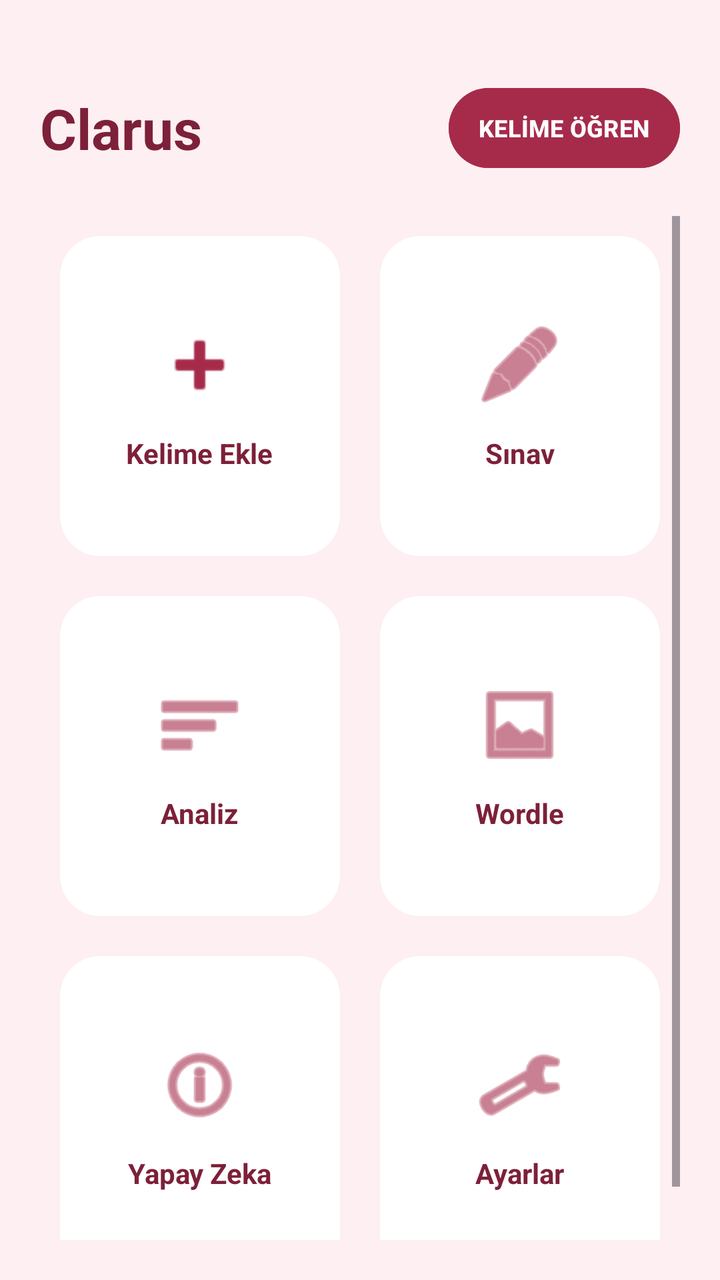
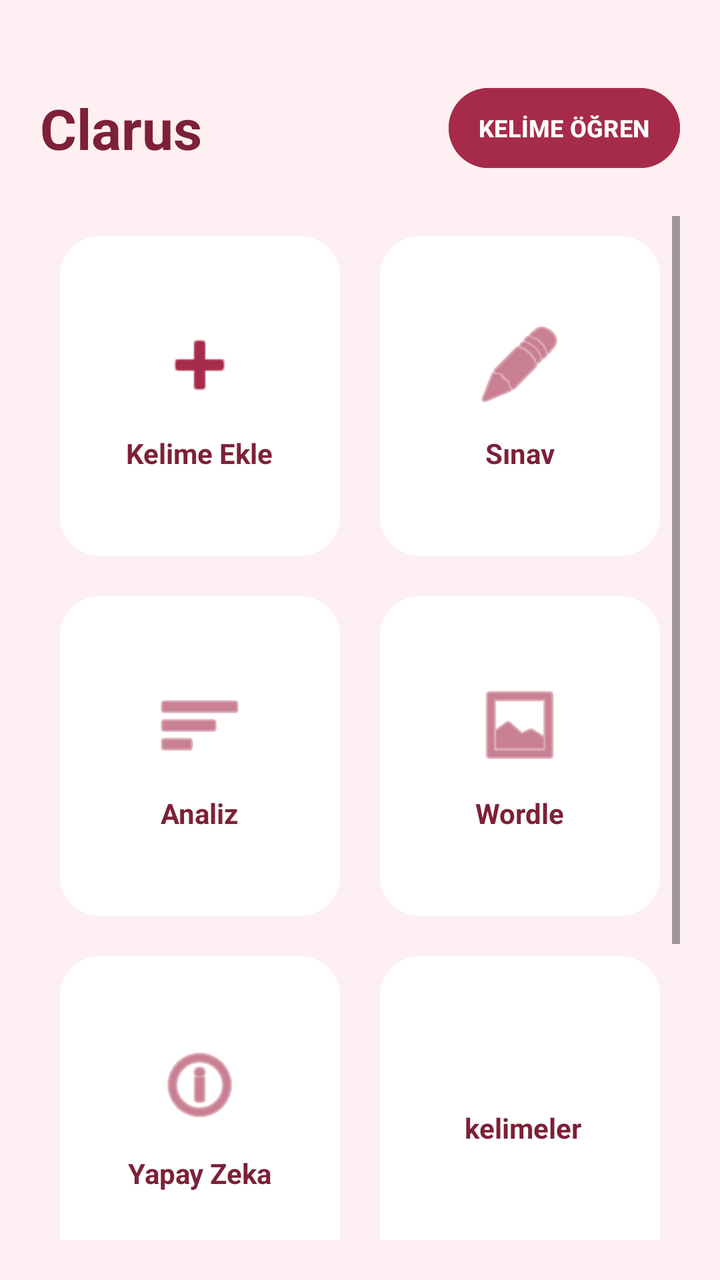

Before-and-after screenshots of an Android layout around one commit, followed by the original layout XML and the change that was made.
<!-- AndroidManifest.xml: application theme Theme.Clarus -->
<!-- res/layout/activity_main.xml -->
<?xml version="1.0" encoding="utf-8"?>
<LinearLayout xmlns:android="http://schemas.android.com/apk/res/android"
    xmlns:app="http://schemas.android.com/apk/res-auto"
    android:layout_width="match_parent"
    android:layout_height="match_parent"
    android:orientation="vertical"
    android:background="#FDEFF2"
    android:padding="20dp">

    
    <LinearLayout
        android:layout_width="match_parent"
        android:layout_height="wrap_content"
        android:orientation="horizontal"
        android:gravity="center_vertical"
        android:layout_marginTop="20dp"
        android:layout_marginBottom="20dp">

        <TextView
            android:layout_width="0dp"
            android:layout_height="wrap_content"
            android:layout_weight="1"
            android:text="Clarus"
            android:textColor="#7D2039"
            android:textSize="28sp"
            android:textStyle="bold" />

        <Button
            android:id="@+id/btnKelimeOgrenMain"
            android:layout_width="wrap_content"
            android:layout_height="wrap_content"
            android:text="KELİME ÖĞREN"
            android:backgroundTint="#A62B4B"
            android:textColor="#FFFFFF"
            android:textSize="12sp"
            android:textStyle="bold"
            android:paddingLeft="15dp"
            android:paddingRight="15dp" />
    </LinearLayout>

    <ScrollView
        android:layout_width="match_parent"
        android:layout_height="wrap_content">

        <GridLayout
            android:layout_width="match_parent"
            android:layout_height="wrap_content"
            android:columnCount="2"
            android:alignmentMode="alignMargins">

            
            <androidx.cardview.widget.CardView
                android:id="@+id/card_kelime_ekle"
                android:layout_width="0dp"
                android:layout_height="160dp"
                android:layout_columnWeight="1"
                android:layout_margin="10dp"
                app:cardCornerRadius="20dp"
                app:cardElevation="0dp"
                app:cardBackgroundColor="@android:color/white">

                <LinearLayout
                    android:layout_width="match_parent"
                    android:layout_height="match_parent"
                    android:gravity="center"
                    android:orientation="vertical">

                    <ImageView
                        android:layout_width="45dp"
                        android:layout_height="45dp"
                        android:src="@android:drawable/ic_input_add"
                        app:tint="#A62B4B"/>

                    <TextView
                        android:layout_width="wrap_content"
                        android:layout_height="wrap_content"
                        android:text="Kelime Ekle"
                        android:textColor="#7D2039"
                        android:textStyle="bold"
                        android:layout_marginTop="12dp"/>
                </LinearLayout>
            </androidx.cardview.widget.CardView>

            
            <androidx.cardview.widget.CardView
                android:id="@+id/card_sinav"
                android:layout_width="0dp"
                android:layout_height="160dp"
                android:layout_columnWeight="1"
                android:layout_margin="10dp"
                app:cardCornerRadius="20dp"
                app:cardElevation="0dp"
                app:cardBackgroundColor="@android:color/white">

                <LinearLayout
                    android:layout_width="match_parent"
                    android:layout_height="match_parent"
                    android:gravity="center"
                    android:orientation="vertical">

                    <ImageView
                        android:layout_width="45dp"
                        android:layout_height="45dp"
                        android:src="@android:drawable/ic_menu_edit"
                        app:tint="#A62B4B"/>

                    <TextView
                        android:layout_width="wrap_content"
                        android:layout_height="wrap_content"
                        android:text="Sınav"
                        android:textColor="#7D2039"
                        android:textStyle="bold"
                        android:layout_marginTop="12dp"/>
                </LinearLayout>
            </androidx.cardview.widget.CardView>

            
            <androidx.cardview.widget.CardView
                android:id="@+id/card_analiz"
                android:layout_width="0dp"
                android:layout_height="160dp"
                android:layout_columnWeight="1"
                android:layout_margin="10dp"
                app:cardCornerRadius="20dp"
                app:cardElevation="0dp"
                app:cardBackgroundColor="@android:color/white">

                <LinearLayout
                    android:layout_width="match_parent"
                    android:layout_height="match_parent"
                    android:gravity="center"
                    android:orientation="vertical">

                    <ImageView
                        android:layout_width="45dp"
                        android:layout_height="45dp"
                        android:src="@android:drawable/ic_menu_sort_by_size"
                        app:tint="#A62B4B"/>

                    <TextView
                        android:layout_width="wrap_content"
                        android:layout_height="wrap_content"
                        android:text="Analiz"
                        android:textColor="#7D2039"
                        android:textStyle="bold"
                        android:layout_marginTop="12dp"/>
                </LinearLayout>
            </androidx.cardview.widget.CardView>

            
            <androidx.cardview.widget.CardView
                android:id="@+id/card_wordle"
                android:layout_width="0dp"
                android:layout_height="160dp"
                android:layout_columnWeight="1"
                android:layout_margin="10dp"
                app:cardCornerRadius="20dp"
                app:cardElevation="0dp"
                app:cardBackgroundColor="@android:color/white">

                <LinearLayout
                    android:layout_width="match_parent"
                    android:layout_height="match_parent"
                    android:gravity="center"
                    android:orientation="vertical">

                    <ImageView
                        android:layout_width="45dp"
                        android:layout_height="45dp"
                        android:src="@android:drawable/ic_menu_gallery"
                        app:tint="#A62B4B"/>

                    <TextView
                        android:layout_width="wrap_content"
                        android:layout_height="wrap_content"
                        android:text="Wordle"
                        android:textColor="#7D2039"
                        android:textStyle="bold"
                        android:layout_marginTop="12dp"/>
                </LinearLayout>
            </androidx.cardview.widget.CardView>

            
            <androidx.cardview.widget.CardView
                android:id="@+id/card_llm"
                android:layout_width="0dp"
                android:layout_height="160dp"
                android:layout_columnWeight="1"
                android:layout_margin="10dp"
                app:cardCornerRadius="20dp"
                app:cardElevation="0dp"
                app:cardBackgroundColor="@android:color/white">

                <LinearLayout
                    android:layout_width="match_parent"
                    android:layout_height="match_parent"
                    android:gravity="center"
                    android:orientation="vertical">

                    <ImageView
                        android:layout_width="45dp"
                        android:layout_height="45dp"
                        android:src="@android:drawable/ic_menu_info_details"
                        app:tint="#A62B4B"/>

                    <TextView
                        android:layout_width="wrap_content"
                        android:layout_height="wrap_content"
                        android:text="Yapay Zeka"
                        android:textColor="#7D2039"
                        android:textStyle="bold"
                        android:layout_marginTop="12dp"/>
                </LinearLayout>
            </androidx.cardview.widget.CardView>

            
            <androidx.cardview.widget.CardView
                android:id="@+id/card_ayarlar"
                android:layout_width="0dp"
                android:layout_height="160dp"
                android:layout_columnWeight="1"
                android:layout_margin="10dp"
                app:cardCornerRadius="20dp"
                app:cardElevation="0dp"
                app:cardBackgroundColor="@android:color/white">

                <LinearLayout
                    android:layout_width="match_parent"
                    android:layout_height="match_parent"
                    android:gravity="center"
                    android:orientation="vertical">

                    <ImageView
                        android:layout_width="45dp"
                        android:layout_height="45dp"
                        android:src="@android:drawable/ic_menu_preferences"
                        app:tint="#A62B4B"/>

                    <TextView
                        android:layout_width="wrap_content"
                        android:layout_height="wrap_content"
                        android:text="Ayarlar"
                        android:textColor="#7D2039"
                        android:textStyle="bold"
                        android:layout_marginTop="12dp"/>
                </LinearLayout>
            </androidx.cardview.widget.CardView>

        </GridLayout>
    </ScrollView>
</LinearLayout>
<!-- resources referenced by this layout -->
<resources>
  <style name="Theme.Clarus" parent="Base.Theme.Clarus" />
  <style name="Base.Theme.Clarus" parent="Theme.Material3.DayNight.NoActionBar">
          <item name="colorPrimary">@color/visne_detay</item>
          <item name="android:statusBarColor">@color/arka_plan_pudra</item>
      </style>
  <color name="visne_detay">#A62B4B</color>
  <color name="arka_plan_pudra">#FDEFF2</color>
</resources>

<!-- the commit's change to res/layout/activity_main.xml (unified diff, before → after) -->
@@ -213,6 +213,33 @@
                 </LinearLayout>
             </androidx.cardview.widget.CardView>
 
+            <androidx.cardview.widget.CardView
+                android:id="@+id/card_kelimeler"
+                android:layout_width="0dp"
+                android:layout_height="160dp"
+                android:layout_columnWeight="1"
+                android:layout_margin="10dp"
+                app:cardCornerRadius="20dp"
+                app:cardElevation="0dp"
+                app:cardBackgroundColor="@android:color/white">
+
+                <LinearLayout
+                    android:layout_width="match_parent"
+                    android:layout_height="match_parent"
+                    android:gravity="center"
+                    android:orientation="vertical">
+
+
+                    <TextView
+                        android:layout_width="wrap_content"
+                        android:layout_height="wrap_content"
+                        android:text=" kelimeler"
+                        android:textColor="#7D2039"
+                        android:textStyle="bold"
+                        android:layout_marginTop="12dp"/>
+                </LinearLayout>
+            </androidx.cardview.widget.CardView>
+
             
             <androidx.cardview.widget.CardView
                 android:id="@+id/card_ayarlar"
